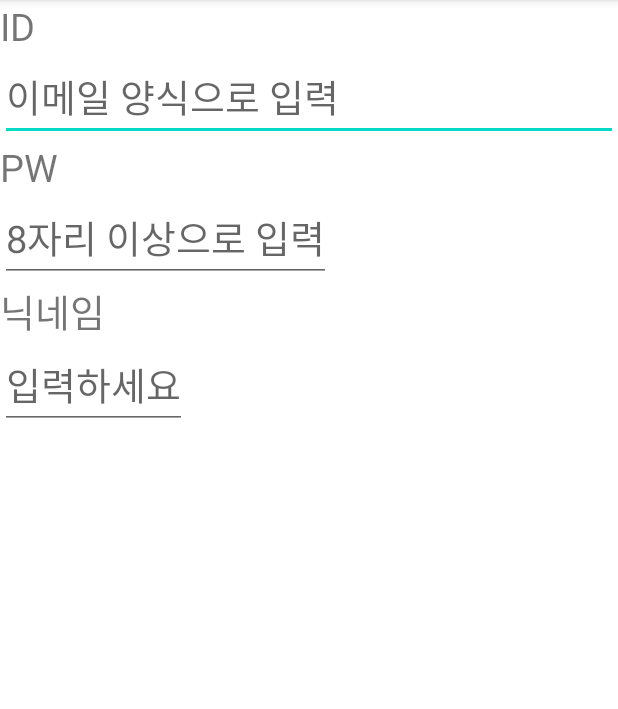
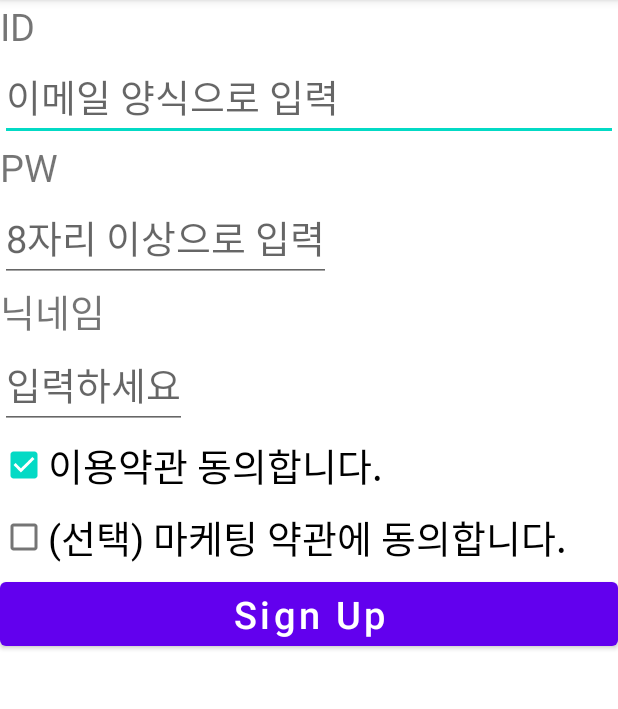
Before and after one commit to gp02als/MyApplication_20220515, an Android app: the screen it shows after launch (MainActivity), on a phone screen of 412 x 824 dp, the part 84-793 px from its top. Run offline under Robolectric (Android 15) with nearby library versions, the phone set to English and light mode, and no system bars.

```diff
--- a/app/src/main/res/layout/activity_main.xml
+++ b/app/src/main/res/layout/activity_main.xml
@@ -44,7 +44,7 @@
         android:layout_height="wrap_content"
         android:text="닉네임"
         android:textSize="25sp"
-        />
+    />
 
     <EditText
         android:layout_width="wrap_content"
@@ -52,5 +52,31 @@
         android:textSize="25sp"
         android:hint="입력하세요"
         android:singleLine="true"
-        />
+    />
+
+    <CheckBox
+        android:layout_width="match_parent"
+        android:layout_height="wrap_content"
+        android:textSize="25sp"
+        android:text="이용약관 동의합니다."
+        android:checked="true"
+    />
+
+    <CheckBox
+        android:layout_width="match_parent"
+        android:layout_height="wrap_content"
+        android:textSize="25sp"
+        android:text="(선택) 마케팅 약관에 동의합니다."
+    />
+
+    <Button
+        android:layout_width="match_parent"
+        android:layout_height="wrap_content"
+        android:textSize="25sp"
+        android:text="Sign Up"
+        android:textAllCaps="false"
+
+    />
+
+
 </LinearLayout>
```
